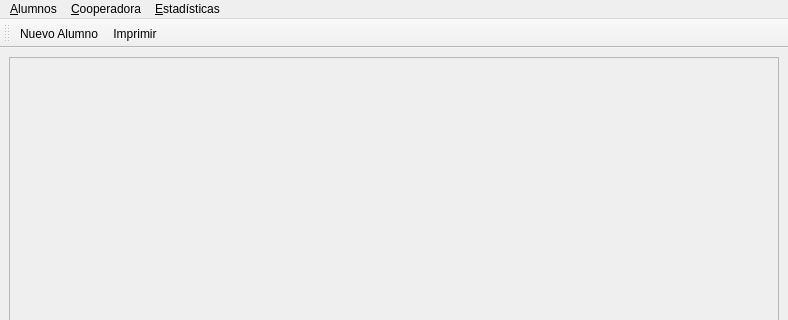
This is pymca.ui in ignatius73/imcaqt5 as Qt 5 draws it before an edit; both pictures show x 0 to 788 and y 0 to 320 of the 788 by 600 pixel window. The edited form follows.
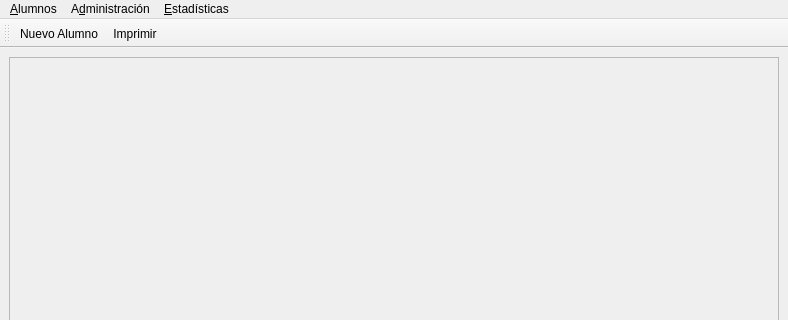
This is the edited form. Icons and pictures are not drawn.

Diff of the .ui file:
```diff
--- a/pymca.ui
+++ b/pymca.ui
@@ -44,7 +44,7 @@
      <x>0</x>
      <y>0</y>
      <width>788</width>
-     <height>21</height>
+     <height>19</height>
     </rect>
    </property>
    <widget class="QMenu" name="menu_Alumnos">
@@ -59,9 +59,9 @@
     <addaction name="actionCalificacio_nes"/>
     <addaction name="action_Salir"/>
    </widget>
-   <widget class="QMenu" name="menuCooperadora">
+   <widget class="QMenu" name="menuAdministracion">
     <property name="title">
-     <string>&amp;Cooperadora</string>
+     <string>A&amp;dministración</string>
     </property>
     <addaction name="actionIngresos"/>
     <addaction name="actionEgresos"/>
@@ -74,7 +74,7 @@
     </property>
    </widget>
    <addaction name="menu_Alumnos"/>
-   <addaction name="menuCooperadora"/>
+   <addaction name="menuAdministracion"/>
    <addaction name="menu_Estad_sticas"/>
   </widget>
   <widget class="QStatusBar" name="statusbar"/>
```
Left out of the diff: 11 changed lines with no effect on the pictures.
